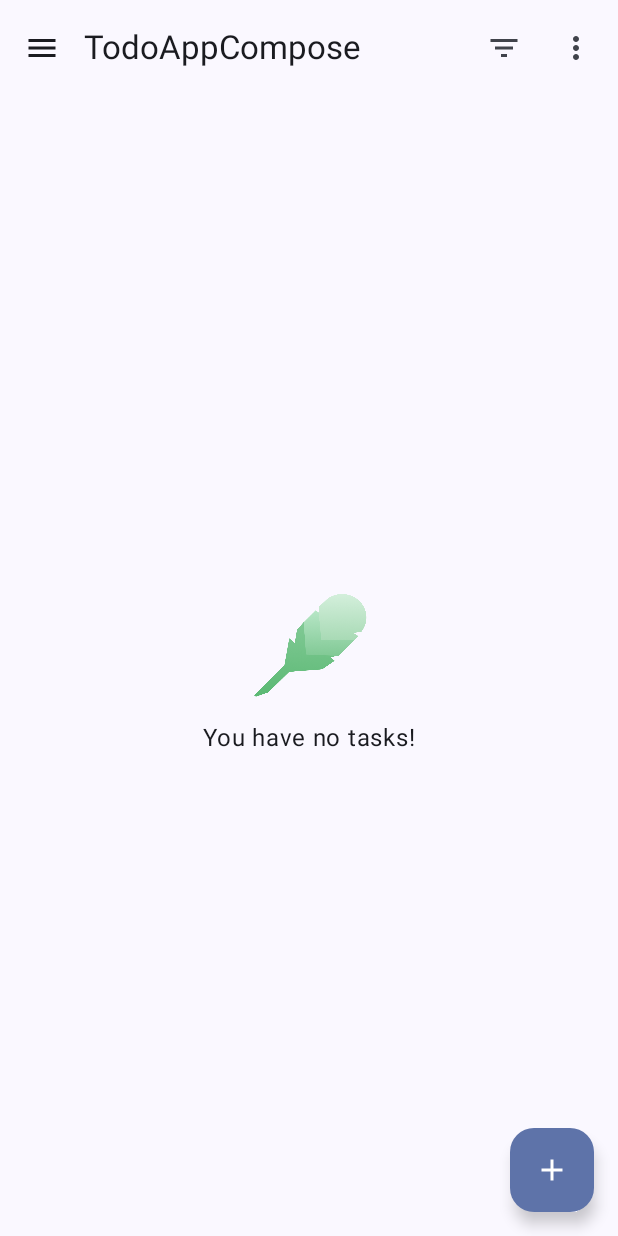
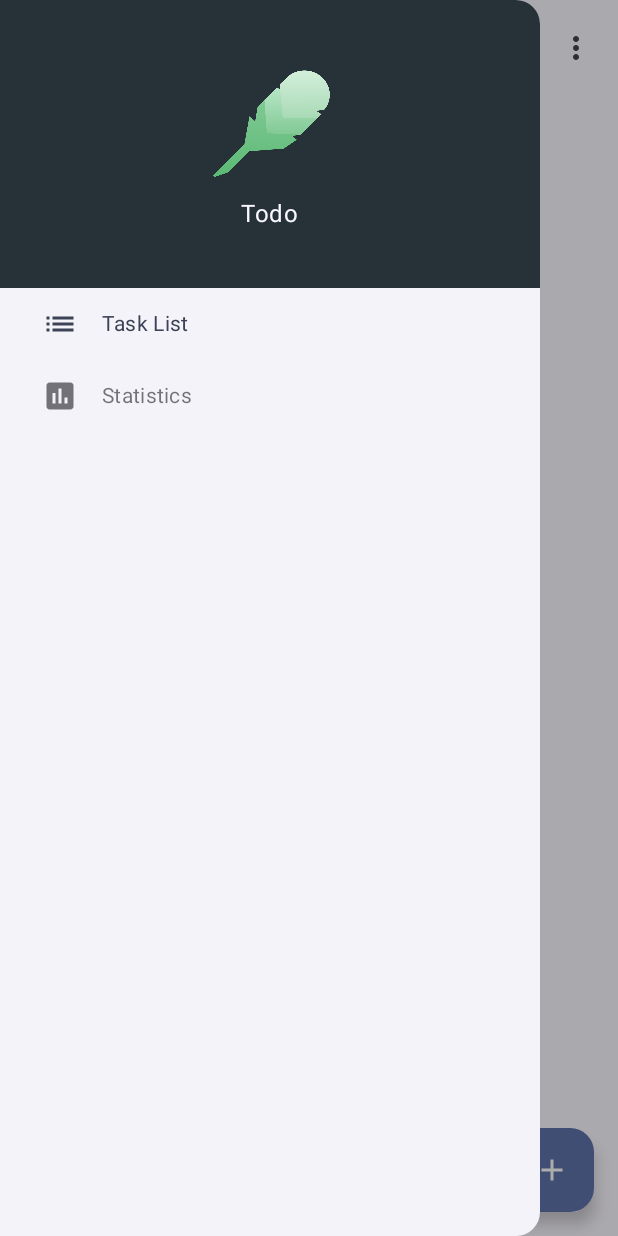
Before and after one commit to RicardoTaipe/TodoAppCompose, an Android app built with Jetpack Compose: the screen it shows after launch (MainActivity), after a tap on "Open Drawer", on a phone screen of 412 x 824 dp. Run offline under Robolectric (Android 15) with nearby library versions, the phone set to English and light mode, and no system bars; our stand-ins replace Room's generated code, Timber, accompanist.

Commit message:
add drawer

```diff
--- a/app/src/main/java/com/example/todoappcompose/TodoNavGraph.kt
+++ b/app/src/main/java/com/example/todoappcompose/TodoNavGraph.kt
@@ -19,6 +19,7 @@ import androidx.navigation.navArgument
 import com.example.todoappcompose.TodoDestinationsArgs.USER_MESSAGE_ARG
 import com.example.todoappcompose.statistics.StatisticsScreen
 import com.example.todoappcompose.tasks.TasksScreen
+import com.example.todoappcompose.util.AppModalDrawer
 import kotlinx.coroutines.CoroutineScope
 import kotlinx.coroutines.launch
 
@@ -43,13 +44,13 @@ fun TodoNavGraph(
         composable(TodoDestinations.TASKS_ROUTE, arguments = listOf(navArgument(USER_MESSAGE_ARG) {
             type = NavType.IntType; defaultValue = 0
         })) { entry ->
-            //AppModalDrawer(drawerState, currentRoute, navActions) {
-            TasksScreen(userMessage = entry.arguments?.getInt(USER_MESSAGE_ARG)!!,
-                onUserMessageDisplayed = { entry.arguments?.putInt(USER_MESSAGE_ARG, 0) },
-                onAddTask = { navActions.navigateToAddEditTask(R.string.add_task, null) },
-                onTaskClick = { task -> navActions.navigateToTaskDetail(task.id) },
-                openDrawer = { coroutineScope.launch { drawerState.open() } })
-            //}
+            AppModalDrawer(drawerState, currentRoute, navActions) {
+                TasksScreen(userMessage = entry.arguments?.getInt(USER_MESSAGE_ARG)!!,
+                    onUserMessageDisplayed = { entry.arguments?.putInt(USER_MESSAGE_ARG, 0) },
+                    onAddTask = { navActions.navigateToAddEditTask(R.string.add_task, null) },
+                    onTaskClick = { task -> navActions.navigateToTaskDetail(task.id) },
+                    openDrawer = { coroutineScope.launch { drawerState.open() } })
+            }
         }
         composable(TodoDestinations.STATISTICS_ROUTE) {
 
--- a/app/src/main/java/com/example/todoappcompose/ui/theme/Color.kt
+++ b/app/src/main/java/com/example/todoappcompose/ui/theme/Color.kt
@@ -9,3 +9,5 @@ val Pink80 = Color(0xFFEFB8C8)
 val Purple40 = Color(0xFF6650a4)
 val PurpleGrey40 = Color(0xFF625b71)
 val Pink40 = Color(0xFF7D5260)
+
+val primaryDarkColor: Color = Color(0xFF263238)
--- /dev/null
+++ b/app/src/main/java/com/example/todoappcompose/util/TodoDrawer.kt
@@ -0,0 +1,175 @@
+package com.example.todoappcompose.util
+
+import androidx.compose.foundation.Image
+import androidx.compose.foundation.background
+import androidx.compose.foundation.layout.Arrangement
+import androidx.compose.foundation.layout.Column
+import androidx.compose.foundation.layout.Row
+import androidx.compose.foundation.layout.Spacer
+import androidx.compose.foundation.layout.fillMaxSize
+import androidx.compose.foundation.layout.fillMaxWidth
+import androidx.compose.foundation.layout.height
+import androidx.compose.foundation.layout.padding
+import androidx.compose.foundation.layout.width
+import androidx.compose.material3.DrawerState
+import androidx.compose.material3.Icon
+import androidx.compose.material3.MaterialTheme
+import androidx.compose.material3.ModalDrawerSheet
+import androidx.compose.material3.ModalNavigationDrawer
+import androidx.compose.material3.Surface
+import androidx.compose.material3.Text
+import androidx.compose.material3.TextButton
+import androidx.compose.runtime.Composable
+import androidx.compose.runtime.rememberCoroutineScope
+import androidx.compose.ui.Alignment
+import androidx.compose.ui.Modifier
+import androidx.compose.ui.graphics.painter.Painter
+import androidx.compose.ui.res.dimensionResource
+import androidx.compose.ui.res.painterResource
+import androidx.compose.ui.res.stringResource
+import androidx.compose.ui.tooling.preview.Preview
+import androidx.compose.ui.unit.dp
+import com.example.todoappcompose.R
+import com.example.todoappcompose.TodoDestinations
+import com.example.todoappcompose.TodoNavigationActions
+import com.example.todoappcompose.ui.theme.TodoAppComposeTheme
+import com.example.todoappcompose.ui.theme.primaryDarkColor
+import kotlinx.coroutines.CoroutineScope
+import kotlinx.coroutines.launch
+
+@Composable
+fun AppModalDrawer(
+    drawerState: DrawerState,
+    currentRoute: String,
+    navigationActions: TodoNavigationActions,
+    coroutineScope: CoroutineScope = rememberCoroutineScope(),
+    content: @Composable () -> Unit
+) {
+    ModalNavigationDrawer(
+        drawerState = drawerState,
+        drawerContent = {
+            ModalDrawerSheet {
+                AppDrawer(
+                    currentRoute = currentRoute,
+                    navigateToTasks = { navigationActions.navigateToTasks() },
+                    navigateToStatistics = { navigationActions.navigateToStatistics() },
+                    closeDrawer = { coroutineScope.launch { drawerState.close() } }
+                )
+            }
+        }
+    ) {
+        content()
+    }
+}
+
+@Composable
+private fun AppDrawer(
+    currentRoute: String,
+    navigateToTasks: () -> Unit,
+    navigateToStatistics: () -> Unit,
+    closeDrawer: () -> Unit,
+    modifier: Modifier = Modifier
+) {
+    Column(modifier = modifier.fillMaxSize()) {
+        DrawerHeader()
+        DrawerButton(
+            painter = painterResource(id = R.drawable.ic_list),
+            label = stringResource(id = R.string.list_title),
+            isSelected = currentRoute == TodoDestinations.TASKS_ROUTE,
+            action = {
+                navigateToTasks()
+                closeDrawer()
+            }
+        )
+        DrawerButton(
+            painter = painterResource(id = R.drawable.ic_statistics),
+            label = stringResource(id = R.string.statistics_title),
+            isSelected = currentRoute == TodoDestinations.STATISTICS_ROUTE,
+            action = {
+                navigateToStatistics()
+                closeDrawer()
+            }
+        )
+    }
+}
+
+@Composable
+private fun DrawerHeader(
+    modifier: Modifier = Modifier
+) {
+    Column(
+        horizontalAlignment = Alignment.CenterHorizontally,
+        verticalArrangement = Arrangement.Center,
+        modifier = modifier
+            .fillMaxWidth()
+            .background(primaryDarkColor)
+            .height(dimensionResource(id = R.dimen.header_height))
+            .padding(dimensionResource(id = R.dimen.header_padding))
+    ) {
+        Image(
+            painter = painterResource(id = R.drawable.logo_no_fill),
+            contentDescription =
+            stringResource(id = R.string.tasks_header_image_content_description),
+            modifier = Modifier.width(dimensionResource(id = R.dimen.header_image_width))
+        )
+        Text(
+            text = stringResource(id = R.string.navigation_view_header_title),
+            color = MaterialTheme.colorScheme.surface
+        )
+    }
+}
+
+@Composable
+private fun DrawerButton(
+    painter: Painter,
+    label: String,
+    isSelected: Boolean,
+    action: () -> Unit,
+    modifier: Modifier = Modifier
+) {
+    val tintColor = if (isSelected) {
+        MaterialTheme.colorScheme.secondary
+    } else {
+        MaterialTheme.colorScheme.onSurface.copy(alpha = 0.6f)
+    }
+
+    TextButton(
+        onClick = action,
+        modifier = modifier
+            .fillMaxWidth()
+            .padding(horizontal = dimensionResource(id = R.dimen.horizontal_margin))
+    ) {
+        Row(
+            horizontalArrangement = Arrangement.Start,
+            verticalAlignment = Alignment.CenterVertically,
+            modifier = Modifier.fillMaxWidth()
+        ) {
+            Icon(
+                painter = painter,
+                contentDescription = null, // decorative
+                tint = tintColor
+            )
+            Spacer(Modifier.width(16.dp))
+            Text(
+                text = label,
+                style = MaterialTheme.typography.bodyMedium,
+                color = tintColor
+            )
+        }
+    }
+}
+
+@Preview("Drawer contents")
+@Composable
+fun PreviewAppDrawer() {
+    TodoAppComposeTheme {
+        Surface {
+            AppDrawer(
+                currentRoute = TodoDestinations.TASKS_ROUTE,
+                navigateToTasks = {},
+                navigateToStatistics = {},
+                closeDrawer = {}
+            )
+        }
+    }
+}
--- /dev/null
+++ b/app/src/main/res/drawable/ic_list.xml
@@ -0,0 +1,10 @@
+<?xml version="1.0" encoding="utf-8"?>
+<vector xmlns:android="http://schemas.android.com/apk/res/android"
+    android:width="24dp"
+    android:height="24dp"
+    android:viewportWidth="24.0"
+    android:viewportHeight="24.0">
+    <path
+        android:fillColor="#2E7D32"
+        android:pathData="M3,13h2v-2H3v2zm0,4h2v-2H3v2zm0,-8h2V7H3v2zm4,4h14v-2H7v2zm0,4h14v-2H7v2zM7,7v2h14V7H7z" />
+</vector>
--- /dev/null
+++ b/app/src/main/res/drawable/ic_statistics.xml
@@ -0,0 +1,10 @@
+<?xml version="1.0" encoding="utf-8"?>
+<vector xmlns:android="http://schemas.android.com/apk/res/android"
+    android:width="24dp"
+    android:height="24dp"
+    android:viewportWidth="24.0"
+    android:viewportHeight="24.0">
+    <path
+        android:fillColor="#FF000000"
+        android:pathData="M19,3H5c-1.1,0 -2,0.9 -2,2v14c0,1.1 0.9,2 2,2h14c1.1,0 2,-0.9 2,-2V5c0,-1.1 -0.9,-2 -2,-2zM9,17H7v-7h2v7zm4,0h-2V7h2v10zm4,0h-2v-4h2v4z" />
+</vector>
```
